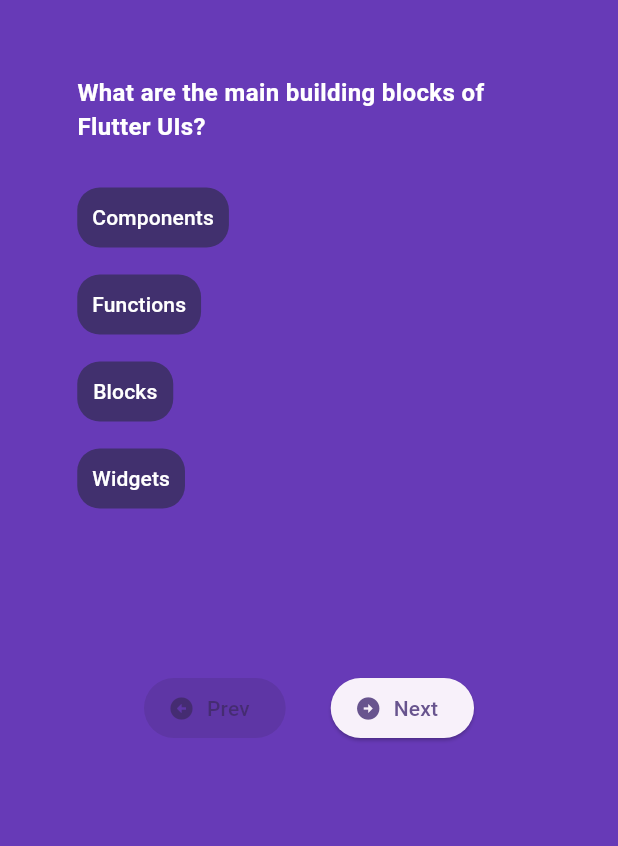
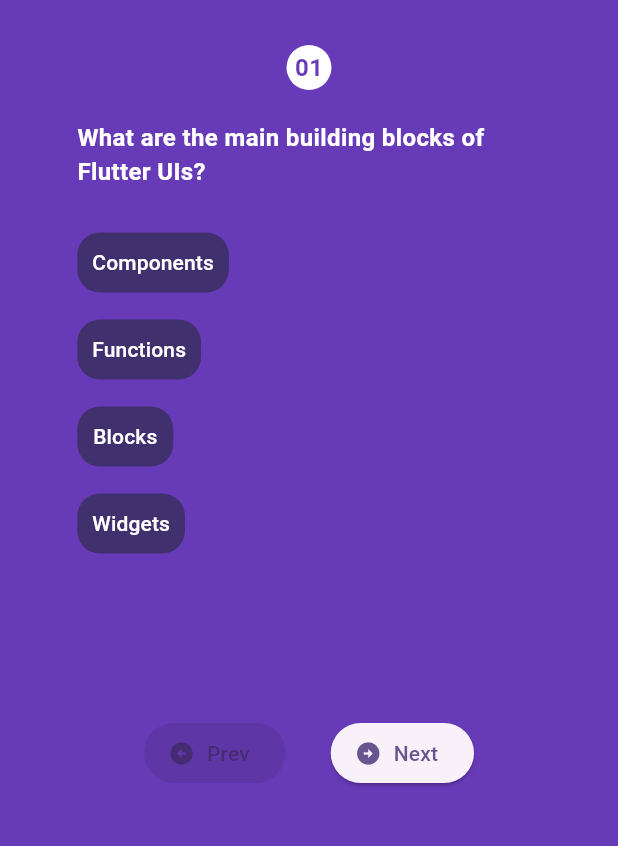
Before and after one commit to gayashan4lk/flutter_quiz_app, a Flutter app: the Quiz screen opened by its route, on a phone screen of 412 x 824 dp, the part 84-930 px from its top. Run offline on Flutter 3.47's test engine with Material 2 defaults, Android fonts, the phone set to English and light mode, and no system bars.

```diff
--- a/lib/quiz.dart
+++ b/lib/quiz.dart
@@ -56,6 +56,14 @@ class _QuizState extends State<Quiz> {
     answers[indexOfQues] = answer.isCorrect;
   }
 
+  String getQuestionNumber() {
+    if (indexOfQues < 9) {
+      return "0${indexOfQues + 1}";
+    } else {
+      return (indexOfQues + 1).toString();
+    }
+  }
+
   @override
   Widget build(BuildContext context) {
     return Scaffold(
@@ -72,6 +80,24 @@ class _QuizState extends State<Quiz> {
             mainAxisAlignment: MainAxisAlignment.start,
             children: <Widget>[
               const SizedBox(height: 30),
+              Container(
+                width: 30,
+                height: 30,
+                decoration: const BoxDecoration(
+                  shape: BoxShape.circle,
+                  color: Colors.white,
+                ),
+                child: Center(
+                  child: Text(
+                    style: const TextStyle(
+                      color: Colors.deepPurple,
+                      fontSize: 16,
+                      fontWeight: FontWeight.bold,
+                    ),
+                    getQuestionNumber(),
+                  ),
+                ),
+              ),
               QuestionText(questions[indexOfQues].question),
               ...shuffleAnswers(questions[indexOfQues].answers)
                   .map((answer) => AnswerButton(answer, handleAnswerSelect)),
```
